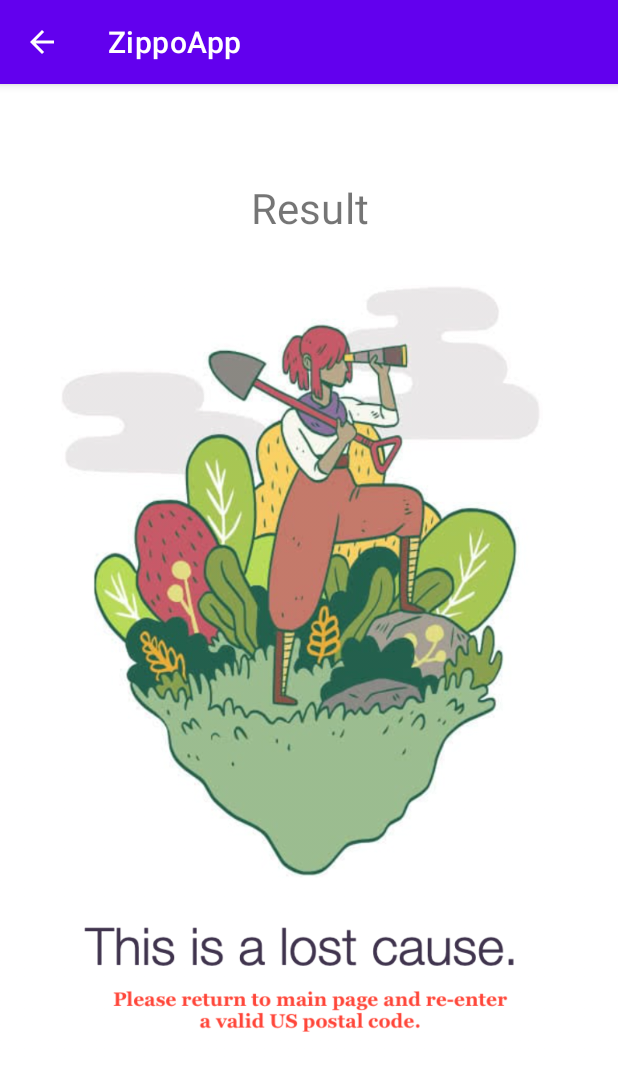
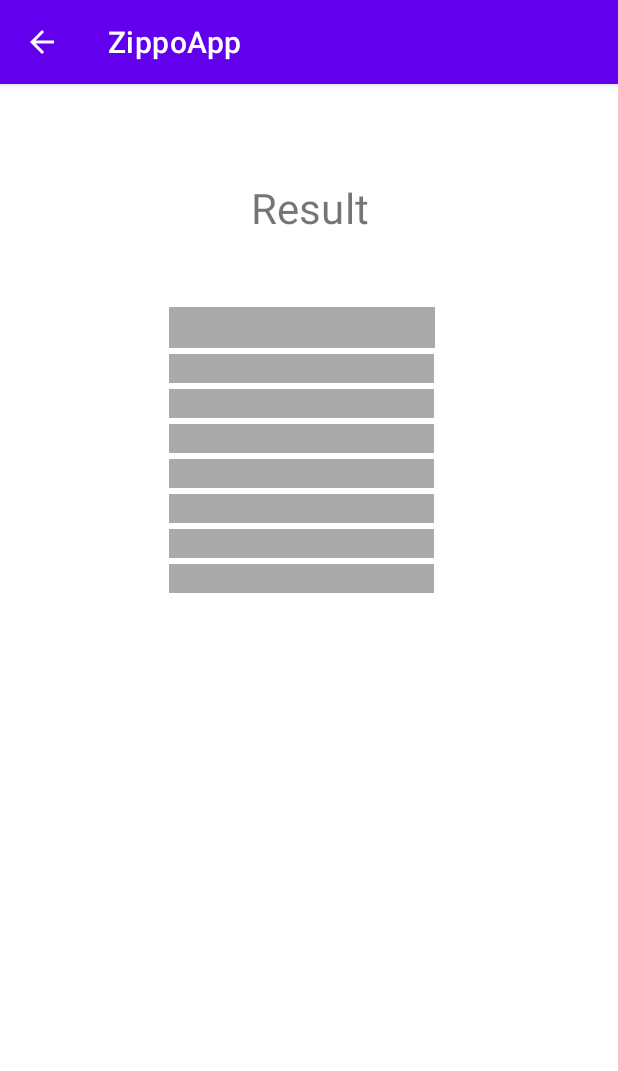
Before and after one commit to ohmzi/ZippoApp, an Android app: the ResultPage screen opened directly, with no data from a screen before it, on a phone screen of 412 x 824 dp. Shown: the top 1071 px of the screen. Run offline under Robolectric (Android 15) with nearby library versions, the phone set to English and light mode, and no system bars; our stand-ins replace Shimmer; 1 statement that could not run was skipped.

Commit message:
v8 shimmer

```diff
--- a/app/build.gradle
+++ b/app/build.gradle
@@ -28,12 +28,13 @@ android {
         }
     }
     compileOptions {
-        sourceCompatibility JavaVersion.VERSION_1_8
-        targetCompatibility JavaVersion.VERSION_1_8
+        sourceCompatibility JavaVersion.VERSION_11
+        targetCompatibility JavaVersion.VERSION_11
     }
     kotlinOptions {
         jvmTarget = '1.8'
     }
+    buildToolsVersion '33.0.0'
 }
 
 dependencies {
@@ -45,12 +46,11 @@ dependencies {
     testImplementation 'junit:junit:4.13.2'
     androidTestImplementation 'androidx.test.ext:junit:1.1.4'
     androidTestImplementation 'androidx.test.espresso:espresso-core:3.5.0'
-    implementation 'com.google.android.material:material:1.3.0-alpha03'
-
 
     implementation 'com.squareup.retrofit2:retrofit:2.9.0'
     implementation 'com.squareup.retrofit2:converter-gson:2.9.0'
     implementation "androidx.lifecycle:lifecycle-viewmodel-ktx:2.5.1"
     implementation "androidx.lifecycle:lifecycle-runtime-compose:2.6.0-alpha03"
+    implementation 'com.facebook.shimmer:shimmer:0.5.0'
 
 }
--- a/app/src/main/java/com/omar/zippoapp/activity/ResultPage.kt
+++ b/app/src/main/java/com/omar/zippoapp/activity/ResultPage.kt
@@ -33,10 +33,12 @@ class ResultPage : AppCompatActivity() {
         binding = ResultsPageBinding.inflate(layoutInflater)
         view = binding.root
         setContentView(view)
+        with(binding) {
 
-        binding.rvPostalDetails.layoutManager = LinearLayoutManager(this@ResultPage)
-        binding.rvPostalDetails.adapter = recyclerAdapter
-
+            rvPostalDetails.layoutManager = LinearLayoutManager(this@ResultPage)
+            rvPostalDetails.adapter = recyclerAdapter
+            shimmerView.startShimmer()
+        }
         intent.extras?.let {
             postalCodeInput = it.getString("postalCodeInput") as String
         }
@@ -51,8 +53,13 @@ class ResultPage : AppCompatActivity() {
             val searchResults = it
             recyclerAdapter.setAddressList(searchResults)
             recyclerAdapter.notifyDataSetChanged()
-            binding.errorImageView.visibility =View.INVISIBLE
-            binding.rvPostalDetails.visibility = View.VISIBLE
+
+            with(binding) {
+                shimmerView.stopShimmer()
+                errorImageView.visibility = View.INVISIBLE
+                shimmerView.visibility = View.INVISIBLE
+                rvPostalDetails.visibility = View.VISIBLE
+            }
         }
         postalViewModel.errorLiveData.observe(this) {
             Toast.makeText(this, " API Error ", Toast.LENGTH_LONG).show()
--- a/app/src/main/res/layout/activity_main.xml
+++ b/app/src/main/res/layout/activity_main.xml
@@ -7,7 +7,6 @@
     android:visibility="visible"
     tools:context=".activity.MainActivity"
     tools:visibility="visible">
-    <!--this is the actual edit text which takes the input-->
 
 
     <EditText
--- a/app/src/main/res/layout/item_address.xml
+++ b/app/src/main/res/layout/item_address.xml
@@ -17,25 +17,32 @@
         app:layout_constraintEnd_toEndOf="parent"
         app:layout_constraintStart_toStartOf="parent"
         app:layout_constraintTop_toTopOf="parent"
+        app:textAllCaps="false"
         tools:text="Postal Code" />
+
     <TextView
         android:id="@+id/tvCountry"
         android:layout_width="wrap_content"
         android:layout_height="wrap_content"
+        android:layout_marginTop="4dp"
         app:layout_constraintStart_toStartOf="@+id/tvPostalCodeNum"
         app:layout_constraintTop_toBottomOf="@+id/tvPostalCodeNum"
         tools:text="Country" />
+
     <TextView
         android:id="@+id/tvCountryAbb"
         android:layout_width="wrap_content"
         android:layout_height="wrap_content"
+        android:layout_marginTop="4dp"
         app:layout_constraintStart_toStartOf="@+id/tvPostalCodeNum"
         app:layout_constraintTop_toBottomOf="@+id/tvCountry"
         tools:text="Country Abbreviation" />
+
     <TextView
         android:id="@+id/tvState"
         android:layout_width="wrap_content"
         android:layout_height="wrap_content"
+        android:layout_marginTop="4dp"
         app:layout_constraintStart_toStartOf="@+id/tvPostalCodeNum"
         app:layout_constraintTop_toBottomOf="@+id/tvCountryAbb"
         tools:text="State" />
@@ -44,6 +51,7 @@
         android:id="@+id/tvStateAbb"
         android:layout_width="wrap_content"
         android:layout_height="wrap_content"
+        android:layout_marginTop="4dp"
         app:layout_constraintStart_toStartOf="@+id/tvPostalCodeNum"
         app:layout_constraintTop_toBottomOf="@+id/tvState"
         tools:text="State Abbreviation" />
@@ -53,20 +61,25 @@
         android:id="@+id/tvCity"
         android:layout_width="wrap_content"
         android:layout_height="wrap_content"
+        android:layout_marginTop="4dp"
         app:layout_constraintStart_toStartOf="@+id/tvPostalCodeNum"
         app:layout_constraintTop_toBottomOf="@+id/tvStateAbb"
         tools:text="City" />
+
     <TextView
         android:id="@+id/tvLongitude"
         android:layout_width="wrap_content"
         android:layout_height="wrap_content"
+        android:layout_marginTop="4dp"
         app:layout_constraintStart_toStartOf="@+id/tvPostalCodeNum"
         app:layout_constraintTop_toBottomOf="@+id/tvCity"
         tools:text="Longitude" />
+
     <TextView
         android:id="@+id/tvLatitude"
         android:layout_width="wrap_content"
         android:layout_height="wrap_content"
+        android:layout_marginTop="4dp"
         app:layout_constraintStart_toStartOf="@+id/tvPostalCodeNum"
         app:layout_constraintTop_toBottomOf="@+id/tvLongitude"
         tools:text="Latitude" />
--- /dev/null
+++ b/app/src/main/res/layout/result_shimmer_fragment.xml
@@ -0,0 +1,108 @@
+<?xml version="1.0" encoding="utf-8"?>
+<androidx.constraintlayout.widget.ConstraintLayout xmlns:android="http://schemas.android.com/apk/res/android"
+    xmlns:app="http://schemas.android.com/apk/res-auto"
+    xmlns:tools="http://schemas.android.com/tools"
+    android:layout_width="match_parent"
+    android:layout_height="wrap_content"
+    android:layout_margin="8dp">
+
+    <TextView
+        android:visibility="visible"
+        android:id="@+id/tvPostalCodeNumShimmer"
+        android:layout_width="0dp"
+        android:layout_height="wrap_content"
+        android:layout_marginTop="16dp"
+        android:background="@android:color/darker_gray"
+        android:textColor="@android:color/black"
+        android:textSize="20sp"
+        android:textStyle="bold"
+        app:layout_constraintStart_toStartOf="parent"
+        app:layout_constraintTop_toTopOf="parent"
+        android:text="                                      "/>
+
+    <TextView
+        android:id="@+id/tvCountryShimmer"
+        android:layout_width="wrap_content"
+        android:layout_height="wrap_content"
+        android:layout_marginTop="4dp"
+        android:background="@android:color/darker_gray"
+        android:textColor="@android:color/black"
+
+        app:layout_constraintStart_toStartOf="@+id/tvPostalCodeNumShimmer"
+        app:layout_constraintTop_toBottomOf="@+id/tvPostalCodeNumShimmer"
+        android:text="                                                     "/>
+
+    <TextView
+        android:id="@+id/tvCountryAbbShimmer"
+        android:layout_width="wrap_content"
+        android:layout_height="wrap_content"
+        android:layout_marginTop="4dp"
+        android:background="@android:color/darker_gray"
+        android:textColor="@android:color/black"
+
+        app:layout_constraintStart_toStartOf="@+id/tvPostalCodeNumShimmer"
+        app:layout_constraintTop_toBottomOf="@+id/tvCountryShimmer"
+        android:text="                                                     "/>
+
+    <TextView
+        android:id="@+id/tvStateShimmer"
+        android:layout_width="wrap_content"
+        android:layout_height="wrap_content"
+        android:layout_marginTop="4dp"
+        android:background="@android:color/darker_gray"
+        android:textColor="@android:color/black"
+
+        app:layout_constraintStart_toStartOf="@+id/tvPostalCodeNumShimmer"
+        app:layout_constraintTop_toBottomOf="@+id/tvCountryAbbShimmer"
+        android:text="                                                     "/>
+
+    <TextView
+        android:id="@+id/tvStateAbbShimmer"
+        android:layout_width="wrap_content"
+        android:layout_height="wrap_content"
+        android:layout_marginTop="4dp"
+        android:background="@android:color/darker_gray"
+        android:textColor="@android:color/black"
+
+        app:layout_constraintStart_toStartOf="@+id/tvPostalCodeNumShimmer"
+        app:layout_constraintTop_toBottomOf="@+id/tvStateShimmer"
+        android:text="                                                     "/>
+
+
+    <TextView
+        android:id="@+id/tvCityShimmer"
+        android:layout_width="wrap_content"
+        android:layout_height="wrap_content"
+        android:layout_marginTop="4dp"
+        android:background="@android:color/darker_gray"
+        android:textColor="@android:color/black"
+
+        app:layout_constraintStart_toStartOf="@+id/tvPostalCodeNumShimmer"
+        app:layout_constraintTop_toBottomOf="@+id/tvStateAbbShimmer"
+        android:text="                                                     "/>
+
+    <TextView
+        android:id="@+id/tvLongitudeShimmer"
+        android:layout_width="wrap_content"
+        android:layout_height="wrap_content"
+        android:layout_marginTop="4dp"
+        android:background="@android:color/darker_gray"
+        android:textColor="@android:color/black"
+
+        app:layout_constraintStart_toStartOf="@+id/tvPostalCodeNumShimmer"
+        app:layout_constraintTop_toBottomOf="@+id/tvCityShimmer"
+        android:text="                                                     "/>
+
+    <TextView
+        android:id="@+id/tvLatitudeShimmer"
+        android:layout_width="wrap_content"
+        android:layout_height="wrap_content"
+        android:layout_marginTop="4dp"
+        android:background="@android:color/darker_gray"
+        android:textColor="@android:color/black"
+
+        app:layout_constraintStart_toStartOf="@+id/tvPostalCodeNumShimmer"
+        app:layout_constraintTop_toBottomOf="@+id/tvLongitudeShimmer"
+        android:text="                                                     "/>
+
+</androidx.constraintlayout.widget.ConstraintLayout>
--- a/app/src/main/res/layout/results_page.xml
+++ b/app/src/main/res/layout/results_page.xml
@@ -7,6 +7,28 @@
     android:visibility="visible"
     tools:context=".activity.MainActivity"
     tools:visibility="visible">
+
+    <com.facebook.shimmer.ShimmerFrameLayout
+        android:id="@+id/shimmerView"
+        android:layout_width="wrap_content"
+        android:layout_height="wrap_content"
+        android:visibility="visible"
+        app:layout_constraintBottom_toBottomOf="parent"
+        app:layout_constraintEnd_toEndOf="parent"
+        app:layout_constraintHorizontal_bias="0.48"
+        app:layout_constraintStart_toStartOf="parent"
+        app:layout_constraintTop_toBottomOf="@+id/textView"
+        app:layout_constraintVertical_bias="0.074">
+
+        <LinearLayout
+            android:visibility="visible"
+            android:layout_width="match_parent"
+            android:layout_height="wrap_content"
+            android:orientation="vertical">
+
+            <include layout="@layout/result_shimmer_fragment" />
+        </LinearLayout>
+    </com.facebook.shimmer.ShimmerFrameLayout>
 
     <androidx.recyclerview.widget.RecyclerView
         android:id="@+id/rv_postal_details"
@@ -35,11 +57,14 @@
         app:layout_constraintTop_toTopOf="parent" />
 
     <ImageView
-        android:visibility="visible"
         android:id="@+id/errorImageView"
         android:layout_width="wrap_content"
         android:layout_height="wrap_content"
+        android:visibility="invisible"
+        app:layout_constraintStart_toStartOf="parent"
+        app:layout_constraintTop_toTopOf="parent"
         app:srcCompat="@drawable/error_picture" />
 
 
+
 </androidx.constraintlayout.widget.ConstraintLayout>
```
